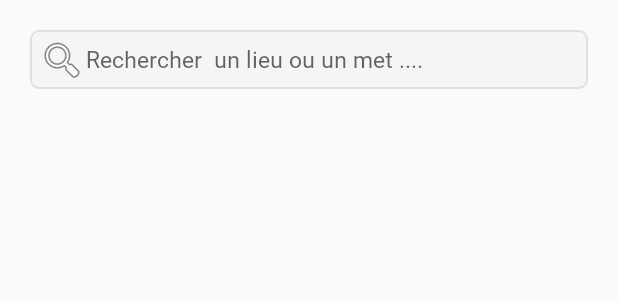
After one commit to kyrigami98/ZaApp, an Android app: the layout search.xml on its own in the app's theme, with its tools: preview values and no code run, on a phone screen of 412 x 824 dp. The commit adds this screen. Shown: the top 300 px of the screen. Run offline under Robolectric (Android 15) with nearby library versions, the phone set to English and light mode, and no system bars; Roboto replaces fonts that are not available here.

Commit message:
Recherche begin ready

```diff
--- a/app/src/main/res/layout/content_main.xml
+++ b/app/src/main/res/layout/content_main.xml
@@ -19,7 +19,7 @@
               app:layout_constraintEnd_toEndOf="parent"
               app:layout_constraintTop_toTopOf="parent"
               app:layout_constraintBottom_toBottomOf="parent" app:layout_constraintHorizontal_bias="0.0"
-              app:layout_constraintVertical_bias="1.0">
+              app:layout_constraintVertical_bias="0.0">
 
     </fragment>
 
--- /dev/null
+++ b/app/src/main/res/layout/search.xml
@@ -0,0 +1,37 @@
+<?xml version="1.0" encoding="utf-8"?>
+<LinearLayout xmlns:android="http://schemas.android.com/apk/res/android"
+              xmlns:app="http://schemas.android.com/apk/res-auto" android:orientation="vertical"
+              android:layout_width="match_parent"
+              android:layout_height="match_parent">
+
+    <EditText
+            android:drawableLeft="@android:drawable/ic_menu_search"
+            android:id="@+id/searchbar"
+            android:layout_width="match_parent"
+            android:layout_height="39dp"
+            android:hint="Rechercher  un lieu ou un met ...."
+            android:padding="5dp"
+            android:inputType="textPersonName"
+            android:fontFamily="@font/roboto"
+            android:background="@drawable/et_custom"
+            android:textSize="15sp" android:layout_marginStart="8dp" app:layout_constraintStart_toStartOf="parent"
+            android:layout_marginEnd="8dp" app:layout_constraintEnd_toEndOf="parent"
+            app:layout_constraintHorizontal_bias="0.49" android:layout_marginTop="10dp"
+            app:layout_constraintTop_toTopOf="@+id/map" android:layout_margin="20dp" android:shadowColor="#000000"
+            android:visibility="visible"/>
+    <ScrollView
+            android:layout_width="match_parent"
+            android:layout_height="match_parent">
+        <LinearLayout android:layout_width="match_parent" android:layout_height="match_parent"
+                      android:orientation="vertical">
+            <ListView
+                    android:id="@+id/recipe_list_view"
+                    android:layout_width="match_parent"
+                    android:layout_height="651dp"
+                    app:layout_constraintBottom_toBottomOf="parent"
+                    app:layout_constraintEnd_toEndOf="parent"
+                    app:layout_constraintStart_toStartOf="parent"
+                    app:layout_constraintTop_toTopOf="parent"/>
+        </LinearLayout>
+    </ScrollView>
+</LinearLayout>
--- a/app/src/main/res/menu/main.xml
+++ b/app/src/main/res/menu/main.xml
@@ -9,6 +9,5 @@
     <item android:id="@+id/action_search"
           android:title="Search"
           android:icon="@android:drawable/ic_menu_search"
-          app:showAsAction="ifRoom"
-          app:actionViewClass="android.widget.SearchView"/>
+          app:showAsAction="ifRoom"/>
 </menu>
```
Also changed, not shown: app/src/main/java/com/example/za_app/MainActivity.kt (+124 -34 lines), app/src/main/java/com/example/za_app/RecipeAdapter.kt (added, +49 -0 lines), app/src/main/res/layout/app_bar_main.xml (+5 -3 lines), app/src/main/res/layout/list_item_recipe.xml (added, +46 -0 lines).
